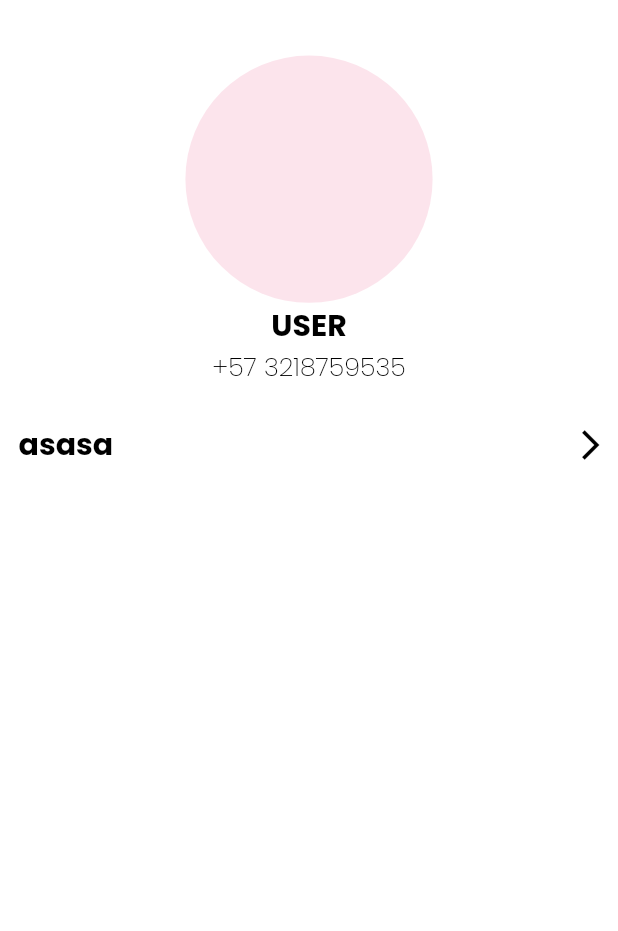
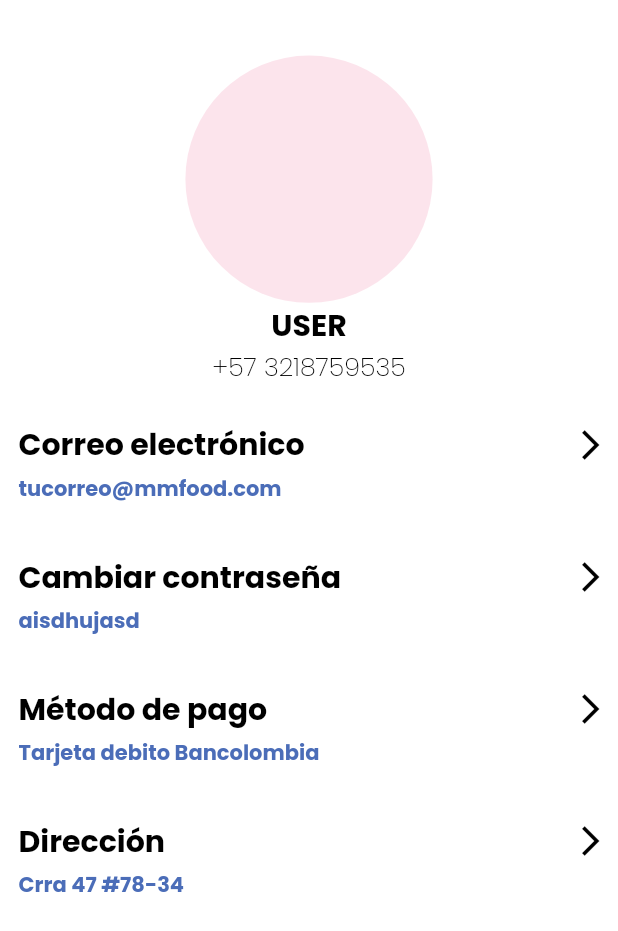
Before and after one commit to SsantaJ/proyectosoft, a Flutter app: the profile screen opened directly, on a phone screen of 412 x 824 dp. Shown: the top 931 px of the screen. Run offline on Flutter 3.47's test engine with Material 2 defaults, Android fonts, the phone set to English and light mode, and no system bars; our stand-ins replace cloud_firestore, firebase_core; accounts and stored records are empty.

Commit message:
Widget perfil_text terminado y añadido a su posicion en perfil

```diff
--- a/lib/vistas/profile.dart
+++ b/lib/vistas/profile.dart
@@ -52,7 +52,22 @@ class profile extends StatelessWidget {
               SizedBox(
                 height: screenheight * 0.03,
               ),
-              perfil_text(text: "asasa")
+              perfil_text(
+                main: "Correo electrónico",
+                info: "tucorreo@mmfood.com",
+              ),
+              perfil_text(
+                main: "Cambiar contraseña",
+                info: "aisdhujasd",
+              ),
+              perfil_text(
+                main: "Método de pago",
+                info: "Tarjeta debito Bancolombia",
+              ),
+              perfil_text(
+                main: "Dirección",
+                info: "Crra 47 #78-34",
+              ),
             ],
           ),
         ),
--- a/lib/widgets/perfil_text.dart
+++ b/lib/widgets/perfil_text.dart
@@ -5,22 +5,27 @@ import 'package:proyectosoft/widgets/custom_text.dart';
 class perfil_text extends StatelessWidget {
   const perfil_text({
     Key? key,
-    required this.text,
+    required this.main,
+    required this.info,
   }) : super(key: key);
 
-  final String text;
+  final String main;
+  final String info;
 
   @override
   Widget build(BuildContext context) {
     double screenwidth = MediaQuery.of(context).size.width;
     double screenheight = MediaQuery.of(context).size.height;
-    return Row(
+    return Container(
+      child: Column(
+        children: [
+          Row(
             children: [
               SizedBox(
                 width: screenwidth * 0.03,
               ),
               CustomText(
-            text: text,
+                  text: main,
                   fontFamily: "Poppins",
                   fontSize: 20,
                   color: Colors.black),
@@ -50,6 +55,28 @@ class perfil_text extends StatelessWidget {
                 width: screenwidth * 0.03,
               ),
             ],
+          ),
+          SizedBox(
+            height: screenwidth * 0.01,
+          ),
+          Row(
+            children: [
+              SizedBox(
+                width: screenwidth * 0.03,
+              ),
+              CustomText(
+                text: info,
+                fontFamily: "Poppins",
+                fontSize: 14,
+                color: Color.fromARGB(255, 75, 109, 184),
+              ),
+            ],
+          ),
+          SizedBox(
+            height: screenheight * 0.04,
+          ),
+        ],
+      ),
     );
   }
 }
```
Lines whose indentation alone changed are shown as unchanged.
